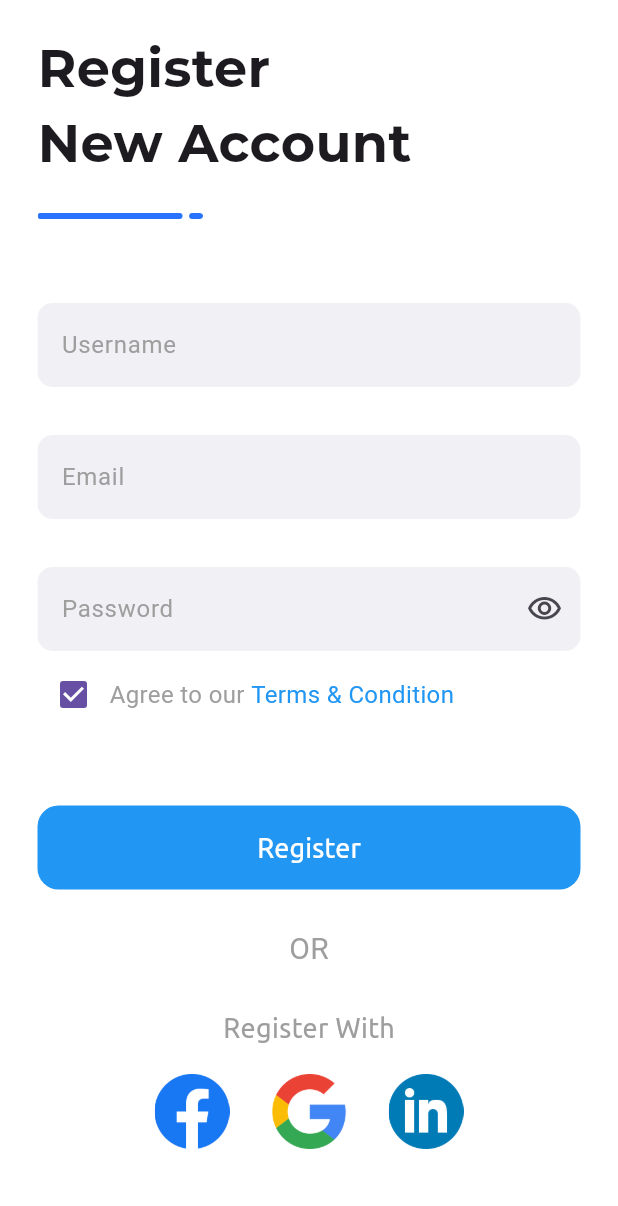
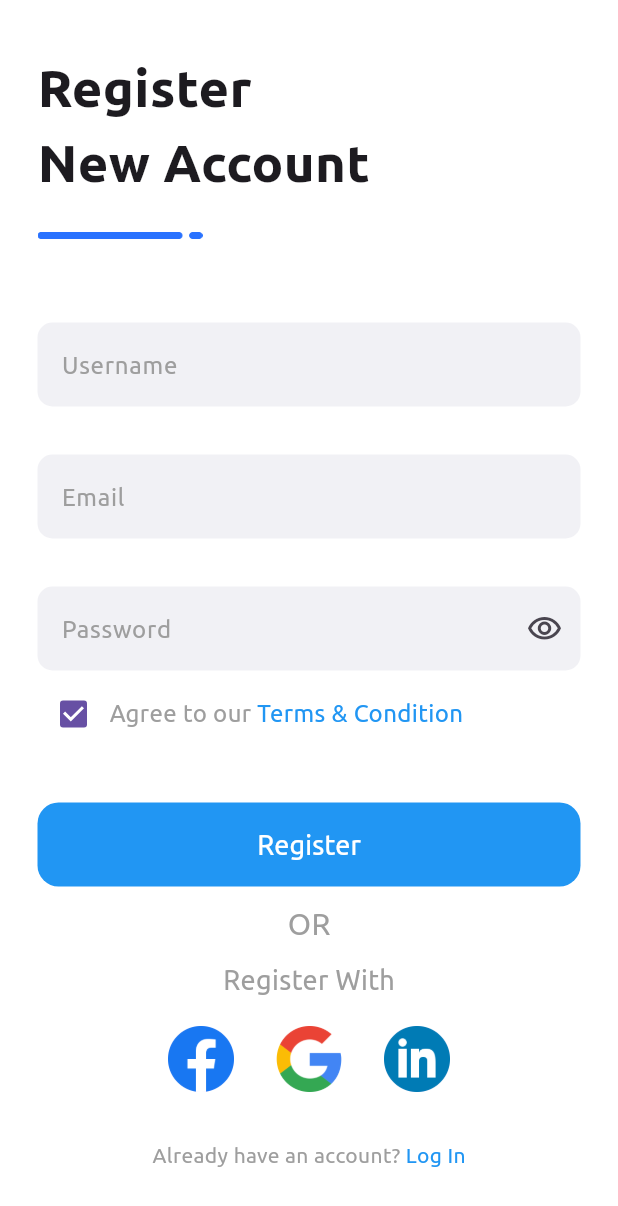
Before and after one commit to GungIndi/flutter-mobile-app, a Flutter app: the screen it shows after launch, after a tap on "Sign Up", on a phone screen of 412 x 824 dp. Shown: the top 1206 px of the screen. Run offline on Flutter 3.47's test engine with Material 3 defaults, Android fonts, the phone set to English and light mode, and no system bars; project files that could hold a hidden picture were left out.

Commit message:
update pages

```diff
--- a/lib/main.dart
+++ b/lib/main.dart
@@ -1,7 +1,5 @@
 import 'package:flutter/material.dart';
 import 'package:project_1/screens/home_screen.dart';
-import 'package:project_1/screens/login_screen.dart';
-import 'package:project_1/screens/signup_screen.dart';
 
 void main() {
   runApp(const MyApp());
@@ -14,18 +12,13 @@ class MyApp extends StatelessWidget {
   @override
   Widget build(BuildContext context) {
     return MaterialApp(
-      title: 'CanBeAnyApp',
+      title: 'Flutter App',
+      debugShowCheckedModeBanner: false,
       theme: ThemeData(
-        // fontFamily: 'Montserrat',
+        fontFamily: 'Ubuntu',
         useMaterial3: true,
       ),
-      initialRoute: HomeScreen.id,
-      routes: {
-        HomeScreen.id: (context) => HomeScreen(),
-        LoginScreen.id: (context) => LoginScreen(),
-        SignUpScreen.id: (context) => SignUpScreen(),
-        // WelcomeScreen.id: (context) => WelcomeScreen(),
-      },
+      home: HomeScreen(),
     );
   }
 }
--- a/lib/screens/home_screen.dart
+++ b/lib/screens/home_screen.dart
@@ -1,3 +1,4 @@
+import 'package:flutter/cupertino.dart';
 import 'package:flutter/material.dart';
 import 'package:project_1/screens/login_screen.dart';
 import 'package:project_1/screens/signup_screen.dart';
@@ -13,54 +14,63 @@ class HomeScreen extends StatelessWidget {
       backgroundColor: Colors.white,
       body: SafeArea(
         child: Column(
-          crossAxisAlignment: CrossAxisAlignment.stretch,
           children:[
             Padding(
-              padding: const EdgeInsets.all(10.0),
-              child: Image.asset("assets/images/welcome1.jpg"),
+              padding: const EdgeInsets.fromLTRB(25, 33, 25 ,20),
+              child: Column(
+                crossAxisAlignment: CrossAxisAlignment.start,
+                children: [
+                  Padding(
+                    padding: const EdgeInsets.only(top: 30),
+                    child: Image.asset("assets/images/welcome.jpg"),
                   ),
-            Padding(
-              padding: const EdgeInsets.symmetric(horizontal: 10.0),
-              child: Column(
+                  SizedBox(height: 60),
+                  Row(
+                    mainAxisAlignment: MainAxisAlignment.center,
                     children: [
                       Text(
-                  'Welcome!',
-                  textAlign: TextAlign.center,
+                        'Hello!',
                         style: TextStyle(
                           fontWeight: FontWeight.bold,
-                    fontSize: 40,
-                    fontFamily: 'Ubuntu',
+                          fontSize: 50,
                         ),
                       ),
-                  SizedBox(height: 10),
-                  const Text(
+                    ],
+                  ),
+                  SizedBox(height: 15),
+                  Text(
                     'Welcome to My App, where you just confused what kind of app is this',
                     textAlign: TextAlign.center,
                     style: TextStyle(
                       color: Colors.grey,
                       fontSize: 20,
-                        fontFamily: 'Ubuntu'
                     ),
                   ),
                   SizedBox(height: 30),
+                  Column(
+                    mainAxisAlignment: MainAxisAlignment.end,
+                    children: [
                       ElevatedButton(
+                        style: ElevatedButton.styleFrom(
+                          backgroundColor: Colors.blue,
+                          elevation: 0,
+                          shape: RoundedRectangleBorder(
+                            borderRadius: BorderRadius.circular(14.0),
+                          ),
+                          minimumSize: Size(double.infinity, 56),
+                        ),
                         onPressed: () {
                           Navigator.push(
                             context,
                             MaterialPageRoute(
                                 builder: (context) => LoginScreen()));
                         },
-                    style: ElevatedButton.styleFrom(
-                      backgroundColor: const Color.fromRGBO(33, 150, 243, 1),
-                      padding: EdgeInsets.fromLTRB(130, 15, 130, 15)
-                    ),
-                    child: const Text(
-                      "Login",
+                        child: Text(
+                          'Login',
                           style: TextStyle(
+                            fontSize: 18,
                             color: Colors.white,
-                        fontSize: 20,
-                        fontFamily: 'Ubuntu',
-                        fontWeight: FontWeight.bold
+                            fontWeight: FontWeight.w600
                           ),
                         ),
                       ),
@@ -76,61 +86,25 @@ class HomeScreen extends StatelessWidget {
                         },
                         style: ElevatedButton.styleFrom(
                           backgroundColor: Colors.white,
-                      padding: EdgeInsets.fromLTRB(120, 15, 120, 15),
-                      side: BorderSide(color: Colors.blue)
+                          side: BorderSide(color: Colors.blue),
+                          shape: RoundedRectangleBorder(
+                            borderRadius: BorderRadius.circular(14.0),
                           ),
-                    child: const Text(
-                      "Sign Up",
+                          minimumSize: Size(double.infinity, 56)
+                        ),
+                        child: Text(
+                          'Sign Up',
                           style: TextStyle(
+                            fontSize: 18,
                             color: Colors.blue,
-                        fontSize: 20,
-                        fontFamily: 'Ubuntu',
-                        fontWeight: FontWeight.bold
+                            fontWeight: FontWeight.w600
                           ),
                         ),
                       ),
                     ],
                   ),
+                ],
               ),
-            SizedBox(height: 25),
-            const Text(
-              'Sign up Using',
-              textAlign: TextAlign.center,
-              style: TextStyle(
-                fontFamily: 'Ubuntu',
-                fontSize: 16,
-                color: Colors.grey,
-              ),
-            ),
-            SizedBox(height: 10),
-            Row(
-              mainAxisAlignment: MainAxisAlignment.center,
-              children: [
-                IconButton(
-                  onPressed: () {},
-                  icon: CircleAvatar(
-                    radius: 25,
-                    child: Image.asset('assets/images/icons/facebook.png'),
-                  ),
-                ),
-                SizedBox(width: 15),
-                IconButton(
-                  onPressed: () {},
-                  icon: CircleAvatar(
-                    radius: 25,
-                    backgroundColor: Colors.transparent,
-                    child: Image.asset('assets/images/icons/google.png'),
-                  ),
-                ),
-                SizedBox(width: 15),
-                IconButton(
-                  onPressed: () {},
-                  icon: CircleAvatar(
-                    radius: 25,
-                    child: Image.asset('assets/images/icons/linkedin.png'),
-                  ),
-                ),
-              ]
             ),
           ]
         ),
--- a/lib/screens/login_screen.dart
+++ b/lib/screens/login_screen.dart
@@ -11,20 +11,19 @@ class LoginScreen extends StatelessWidget {
   @override
   Widget build(BuildContext context) {
     return Scaffold(
+      resizeToAvoidBottomInset: false,
       backgroundColor: Colors.white,
       body: SafeArea(
         child: Padding(
-          padding: const EdgeInsets.fromLTRB(25, 20, 25 ,0),
+          padding: const EdgeInsets.fromLTRB(25, 33, 25 ,20),
           child: Column(
             crossAxisAlignment: CrossAxisAlignment.start,
             children: [
-              // Image.asset("assets/images/login.jpg"),
               Row(
                 children: [
                   Text(
                     'Login to\nYour Account',
                     style: TextStyle(
-                      fontFamily: 'Montserrat',
                       fontWeight: FontWeight.bold,
                       fontSize: 35,
                     ),
@@ -61,10 +60,6 @@ class LoginScreen extends StatelessWidget {
                       decoration: BoxDecoration(
                         borderRadius: BorderRadius.circular(10.0),
                         color : InputField,
-                        // border : Border.all(
-                        //   color: Colors.blue,
-                        //   width: 1
-                        // )
                       ),
                       child: TextFormField(
                         decoration: InputDecoration(
@@ -91,7 +86,6 @@ class LoginScreen extends StatelessWidget {
                     child: Text(
                       'Forgot Password ?',
                       style: TextStyle(
-                        fontFamily: 'Ubuntu',
                         fontWeight: FontWeight.w500
                       ),),
                   ),
@@ -105,10 +99,7 @@ class LoginScreen extends StatelessWidget {
                     onChanged: (value) {
                     },
                   ),
-                  Text(
-                    'Remember me',
-                    style: TextStyle(fontSize: 16,),
-                  ),
+                  Text('Remember me', style: TextStyle(fontSize: 16,)),
                 ],
               ),
               SizedBox(height: 50),
@@ -132,7 +123,6 @@ class LoginScreen extends StatelessWidget {
                   style: TextStyle(
                     fontSize: 18,
                     color: Colors.white,
-                    fontFamily: 'Ubuntu'
                   ),
                 ),
               ),
@@ -150,7 +140,6 @@ class LoginScreen extends StatelessWidget {
                     child: Text(
                       'Log In With',
                       style: TextStyle(
-                        fontFamily: 'Ubuntu',
                         fontSize: 18,
                         color: Colors.grey,
                       ),
@@ -158,14 +147,14 @@ class LoginScreen extends StatelessWidget {
                   ),
                 ],
               ),
-              SizedBox(height: 10),
+              SizedBox(height: 13),
               Row(
                 mainAxisAlignment: MainAxisAlignment.center,
                 children: [
                   IconButton(
                     onPressed: () {},
                     icon: CircleAvatar(
-                      radius: 25,
+                      radius: 22,
                       child: Image.asset('assets/images/icons/facebook.png'),
                     ),
                   ),
@@ -173,7 +162,7 @@ class LoginScreen extends StatelessWidget {
                   IconButton(
                     onPressed: () {},
                     icon: CircleAvatar(
-                      radius: 25,
+                      radius: 22,
                       backgroundColor: Colors.transparent,
                       child: Image.asset('assets/images/icons/google.png'),
                     ),
@@ -182,14 +171,14 @@ class LoginScreen extends StatelessWidget {
                   IconButton(
                     onPressed: () {},
                     icon: CircleAvatar(
-                      radius: 25,
+                      radius: 22,
                       child: Image.asset('assets/images/icons/linkedin.png'),
                     ),
                   ),
                 ]
               ),
-              SizedBox(height: 65),
-              Row(
+              Expanded(
+                child: Row(
                   mainAxisAlignment: MainAxisAlignment.center,
                   children: [
                     Text(
@@ -212,6 +201,7 @@ class LoginScreen extends StatelessWidget {
                     ),
                   ],
                 ),
+              ),
             ],
           ),
         ),
--- a/lib/screens/signup_screen.dart
+++ b/lib/screens/signup_screen.dart
@@ -1,3 +1,4 @@
+import 'package:flutter/cupertino.dart';
 import 'package:flutter/material.dart';
 import 'package:project_1/constants.dart';
 import 'package:project_1/screens/login_screen.dart';
@@ -10,10 +11,11 @@ class SignUpScreen extends StatelessWidget {
   @override
   Widget build(BuildContext context) {
     return Scaffold(
+      resizeToAvoidBottomInset: false,
       backgroundColor: Colors.white,
       body: SafeArea(
         child: Padding(
-          padding: const EdgeInsets.fromLTRB(25, 20, 25 ,0),
+          padding: const EdgeInsets.fromLTRB(25, 33, 25 ,20),
           child: Column(
             crossAxisAlignment: CrossAxisAlignment.start,
             children: [
@@ -23,7 +25,6 @@ class SignUpScreen extends StatelessWidget {
                   Text(
                     'Register\nNew Account',
                     style: TextStyle(
-                      fontFamily: 'Montserrat',
                       fontWeight: FontWeight.bold,
                       fontSize: 35,
                     ),
@@ -122,7 +123,7 @@ class SignUpScreen extends StatelessWidget {
                   ),
                 ],
               ),
-              SizedBox(height: 50),
+              SizedBox(height: 35),
               ElevatedButton(
                 style: ElevatedButton.styleFrom(
                   backgroundColor: Colors.blue,
@@ -143,11 +144,10 @@ class SignUpScreen extends StatelessWidget {
                   style: TextStyle(
                     fontSize: 18,
                     color: Colors.white,
-                    fontFamily: 'Ubuntu'
                   ),
                 ),
               ),
-              SizedBox(height: 25),
+              SizedBox(height: 10),
               Column(
                 children: [
                   Center(
@@ -156,12 +156,11 @@ class SignUpScreen extends StatelessWidget {
                       style: TextStyle(fontSize: 20, color: Colors.grey),
                     ),
                   ),
-                  SizedBox(height: 25),
+                  SizedBox(height: 10),
                   Center(
                     child: Text(
                       'Register With',
                       style: TextStyle(
-                        fontFamily: 'Ubuntu',
                         fontSize: 18,
                         color: Colors.grey,
                       ),
@@ -176,7 +175,7 @@ class SignUpScreen extends StatelessWidget {
                   IconButton(
                     onPressed: () {},
                     icon: CircleAvatar(
-                      radius: 25,
+                      radius: 22,
                       child: Image.asset('assets/images/icons/facebook.png'),
                     ),
                   ),
@@ -184,7 +183,7 @@ class SignUpScreen extends StatelessWidget {
                   IconButton(
                     onPressed: () {},
                     icon: CircleAvatar(
-                      radius: 25,
+                      radius: 22,
                       backgroundColor: Colors.transparent,
                       child: Image.asset('assets/images/icons/google.png'),
                     ),
@@ -193,14 +192,14 @@ class SignUpScreen extends StatelessWidget {
                   IconButton(
                     onPressed: () {},
                     icon: CircleAvatar(
-                      radius: 25,
+                      radius: 22,
                       child: Image.asset('assets/images/icons/linkedin.png'),
                     ),
                   ),
                 ]
               ),
-              SizedBox(height: 45),
-              Row(
+              Expanded(
+                child: Row(
                   mainAxisAlignment: MainAxisAlignment.center,
                   children: [
                     Text(
@@ -218,10 +217,12 @@ class SignUpScreen extends StatelessWidget {
                       child: Text(
                         'Log In',
                         style: TextStyle(
-                      color: Colors.blue),
+                        color: Colors.blue,
+                        fontWeight: FontWeight.w500),
                       )
                     ),
                   ],
+                ),
               ),
             ],
           ),
--- a/lib/screens/welcome_screen.dart
+++ b/lib/screens/welcome_screen.dart
@@ -1,17 +1,37 @@
 import 'package:flutter/material.dart';
+import 'dart:math';
 
 class WelcomeScreen extends StatelessWidget{
-const WelcomeScreen({super.key});
-static String id = 'welcome_screen';
+  const WelcomeScreen({super.key});
+  static String id = 'welcome_screen';
+
+  List<String> generateRandomList(int length) {
+    List<String> randomList = [];
+    Random random = Random();
+    for (int i = 0; i < length; i++) {
+      randomList.add('Item ${random.nextInt(100)}');
+    }
+    return randomList;
+  }
 
   @override
   Widget build(BuildContext context){
+    List<String> randomList = generateRandomList(10);
     return Scaffold(
+      backgroundColor: Colors.white,
       body: SafeArea(
-        child: Center(
-          child: Text(
-            'Welcomee!'
-          )
+        child: Padding(
+          padding: const EdgeInsets.fromLTRB(25, 33, 25 ,20),
+          child: Center(
+            child: ListView.builder(
+              itemCount: randomList.length,
+              itemBuilder: (context, index) {
+                return ListTile(
+                  title: Text(randomList[index]),
+                );
+              },
+            )
+          ),
         )
       ),
     );
```
Also changed, not shown: assets/images/welcome1.jpg (deleted), flutter_01.png (added). Lines whose indentation alone changed are shown as unchanged.
